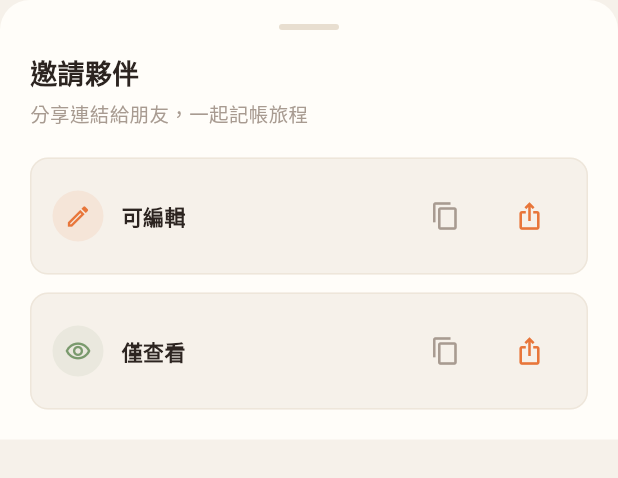
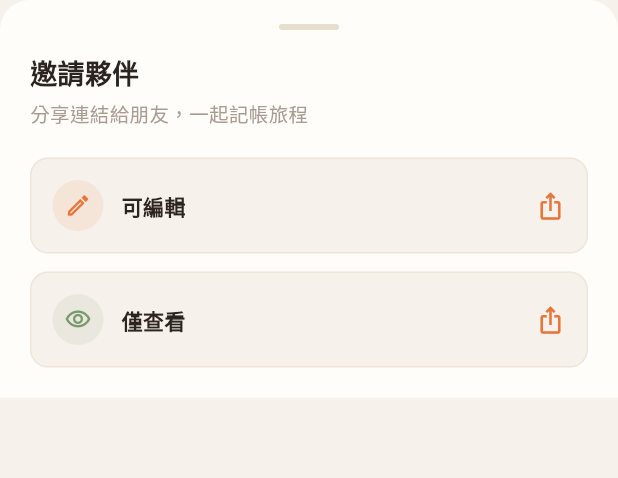
Before and after one commit to nickchen1998/TravelBudget, a Flutter app: the ShareTripSheet widget shown alone on an empty page, opened directly with empty values, on a phone screen of 412 x 824 dp. Shown: the top 478 px of the screen. Run offline on Flutter 3.47's test engine with Material 3 defaults, Android fonts, the phone set to English and light mode, and no system bars; our stand-ins replace app_links, connectivity_plus, fl_chart, google_mobile_ads, image_picker, in_app_purchase and 5 more; missing offline and left inert: app_tracking_transparency; accounts and stored records are empty; network calls fail.

Commit message:
refactor: 分享 tile 整合為單一點擊卡片，直接開系統分享視窗
移除獨立的 copy/share icon，整個 tile 點擊即呼叫 Share.share()
iOS share sheet 本身提供複製連結選項，無需額外按鈕

Co-Authored-By: Claude Sonnet 4.6 <noreply@anthropic.com>

```diff
--- a/lib/widgets/share_trip_sheet.dart
+++ b/lib/widgets/share_trip_sheet.dart
@@ -1,6 +1,5 @@
 import 'dart:math';
 import 'package:flutter/material.dart';
-import 'package:flutter/services.dart';
 import 'package:provider/provider.dart';
 import 'package:share_plus/share_plus.dart';
 import 'package:supabase_flutter/supabase_flutter.dart';
@@ -23,7 +22,6 @@ class _ShareTripSheetState extends State<ShareTripSheet> {
   final _supabase = Supabase.instance.client;
 
   bool _isLoading = false;
-  String? _copiedRole; // 複製成功後短暫顯示 check icon
   List<Map<String, dynamic>> _members = [];
 
   @override
@@ -98,23 +96,6 @@ class _ShareTripSheetState extends State<ShareTripSheet> {
     }
   }
 
-  Future<void> _copyLink(String role) async {
-    setState(() => _isLoading = true);
-    try {
-      final link = await _getOrCreateLink(role);
-      if (link.isEmpty) return;
-      await Clipboard.setData(ClipboardData(text: link));
-      if (mounted) {
-        setState(() => _copiedRole = role);
-        Future.delayed(const Duration(milliseconds: 1500), () {
-          if (mounted) setState(() => _copiedRole = null);
-        });
-      }
-    } finally {
-      if (mounted) setState(() => _isLoading = false);
-    }
-  }
-
 @override
   Widget build(BuildContext context) {
     final l = AppLocalizations.of(context);
@@ -163,8 +144,7 @@ class _ShareTripSheetState extends State<ShareTripSheet> {
                 roleLabel: l.shareAsEditor,
                 roleColor: AppTheme.orange,
                 role: 'editor',
-                onShare: () => _shareLink(context, 'editor'),
-                onCopy: () => _copyLink('editor'),
+                onTap: () => _shareLink(context, 'editor'),
               ),
               const SizedBox(height: 12),
 
@@ -175,8 +155,7 @@ class _ShareTripSheetState extends State<ShareTripSheet> {
                 roleLabel: l.shareAsViewer,
                 roleColor: AppTheme.moss,
                 role: 'viewer',
-                onShare: () => _shareLink(context, 'viewer'),
-                onCopy: () => _copyLink('viewer'),
+                onTap: () => _shareLink(context, 'viewer'),
               ),
 
               // Members list
@@ -256,16 +235,20 @@ class _ShareTripSheetState extends State<ShareTripSheet> {
     required String roleLabel,
     required Color roleColor,
     required String role,
-    required VoidCallback onShare,
-    required VoidCallback onCopy,
+    required VoidCallback onTap,
   }) {
-    final isCopied = _copiedRole == role;
-    return Container(
+    return Material(
+      color: AppTheme.cream,
+      borderRadius: BorderRadius.circular(12),
+      child: InkWell(
+        onTap: _isLoading ? null : onTap,
+        borderRadius: BorderRadius.circular(12),
+        child: Container(
           padding: const EdgeInsets.all(14),
           decoration: BoxDecoration(
-        color: AppTheme.cream,
             borderRadius: BorderRadius.circular(12),
-        border: Border.all(color: AppTheme.parchment.withValues(alpha: 0.6)),
+            border:
+                Border.all(color: AppTheme.parchment.withValues(alpha: 0.6)),
           ),
           child: Row(
             children: [
@@ -287,32 +270,12 @@ class _ShareTripSheetState extends State<ShareTripSheet> {
                 const SizedBox(
                     width: 20,
                     height: 20,
-                child: CircularProgressIndicator(strokeWidth: 2)),
-          if (!_isLoading) ...[
-            AnimatedSwitcher(
-              duration: const Duration(milliseconds: 250),
-              child: IconButton(
-                key: ValueKey(isCopied),
-                icon: Icon(
-                  isCopied ? Icons.check_circle : Icons.copy,
-                  size: 20,
-                ),
-                color: isCopied ? AppTheme.moss : AppTheme.inkFaint,
-                onPressed: isCopied ? null : onCopy,
-                padding: EdgeInsets.zero,
-                constraints: const BoxConstraints(),
+                    child: CircularProgressIndicator(strokeWidth: 2))
+              else
+                const Icon(Icons.ios_share, size: 20, color: AppTheme.orange),
+            ],
           ),
         ),
-            const SizedBox(width: 8),
-            IconButton(
-              icon: const Icon(Icons.ios_share, size: 20),
-              color: AppTheme.orange,
-              onPressed: onShare,
-              padding: EdgeInsets.zero,
-              constraints: const BoxConstraints(),
-            ),
-          ],
-        ],
       ),
     );
   }
```
Lines whose indentation alone changed are shown as unchanged.
